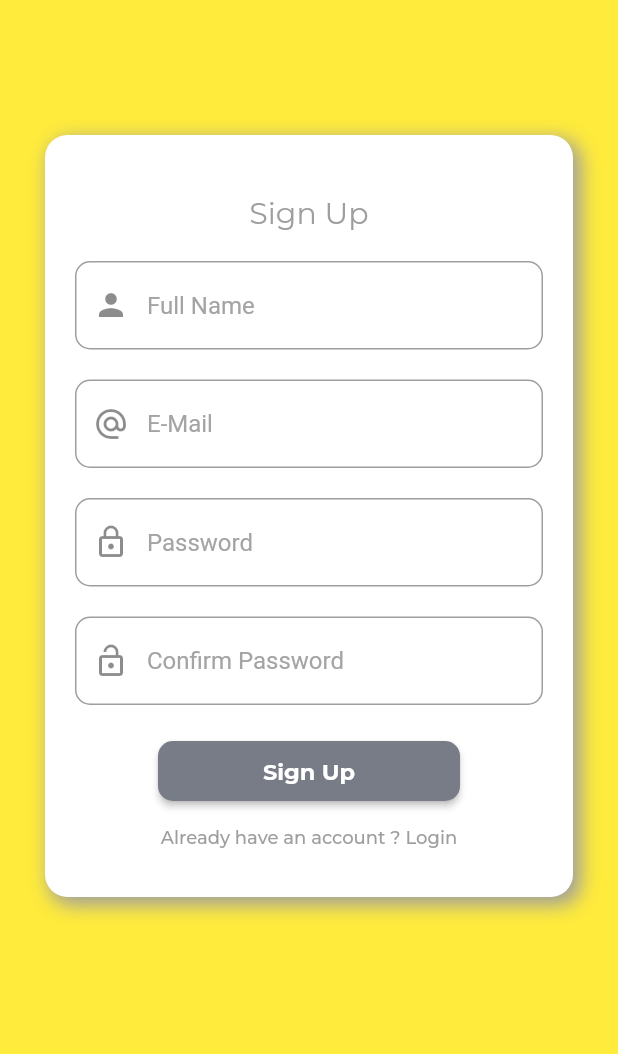
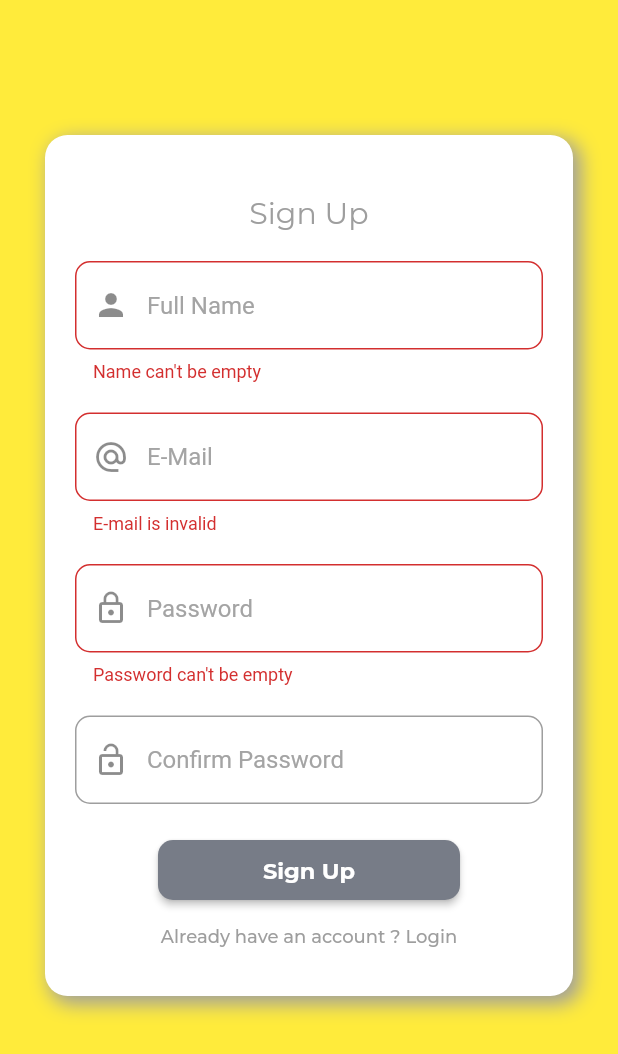
Before and after one commit to kutigbolahan/FlutterMoviesClub, a Flutter app: the screen it shows after launch, after a tap on "Don't have an account ? SIGN UP", on a phone screen of 412 x 824 dp. Shown: the top 1054 px of the screen. Run offline on Flutter 3.47's test engine with Material 2 defaults, Android fonts, the light colour scheme and no system bars; our stand-ins replace cloud_firestore, device_preview, firebase_auth, flutter_signin_button, google_fonts, google_sign_in; accounts and stored records are empty; network calls fail.

Commit message:
Changes to be committed:

```diff
--- a/lib/main.dart
+++ b/lib/main.dart
@@ -12,12 +12,15 @@ import 'package:moviesclub/utils/theme.dart';
 import 'package:provider/provider.dart';
 
 void main() {
-  runApp(DevicePreview(
-    builder: (context)=>MyApp(),
-    enabled: !kReleaseMode,
-    )
+  runApp(MyApp(),
+    //DevicePreview(
+    //builder: (context)=>MyApp(),
+    //enabled: !kReleaseMode,
+   // )
     );
 }
+
+
 
 class MyApp extends StatelessWidget {
 
--- a/lib/screens/login/localwidgets/login_form.dart
+++ b/lib/screens/login/localwidgets/login_form.dart
@@ -55,7 +55,7 @@ class _MyLoginFormState extends State<MyLoginForm> {
               (route) => false);
         } else {
           Scaffold.of(context).showSnackBar(SnackBar(
-            content: Text('Login Unsuccessfull'),
+            content: Text(_returnString),
             duration: Duration(seconds: 4),
           ));
         }
--- a/lib/screens/signup/localwidgets/signup_form.dart
+++ b/lib/screens/signup/localwidgets/signup_form.dart
@@ -1,9 +1,8 @@
 import 'package:flutter/material.dart';
+import 'package:flutter/services.dart';
 import 'package:google_fonts/google_fonts.dart';
 import 'package:moviesclub/screens/login/login.dart';
 import 'package:moviesclub/states/current_user.dart';
-
-
 
 import 'package:moviesclub/widgets/my_container.dart';
 import 'package:provider/provider.dart';
@@ -14,29 +13,71 @@ class MySignUpForm extends StatefulWidget {
 }
 
 class _MySignUpFormState extends State<MySignUpForm> {
-  final _formKe = GlobalKey<FormState>();
-  TextEditingController _fullNameController =TextEditingController();
-  TextEditingController _emailController =TextEditingController();
-  TextEditingController _passwordController =TextEditingController();
-  TextEditingController _confirmpasswordController =TextEditingController();
+//   showAlertDialog(BuildContext context){
+//   AlertDialog alert=AlertDialog(
+//     content: new Row(
+//         children: [
+//            CircularProgressIndicator(),
+//            Container(margin: EdgeInsets.only(left: 5),child:Text("Loading" )),
+//         ],),
+//   );
+//   showDialog(
+//     context:context,
+//     builder:(BuildContext context){
+//       return alert;
+//     },
+//   );
+// }
+  final _formKey = GlobalKey<FormState>();
+  TextEditingController _fullNameController = TextEditingController();
+  TextEditingController _emailController = TextEditingController();
+  TextEditingController _passwordController = TextEditingController();
+  TextEditingController _confirmpasswordController = TextEditingController();
+ String _error;
+  // bool validate() {
+  //   final form = _formKey.currentState;
+  //   form.save();
+  //   if (form.validate()) {
+  //     form.save();
+  //     return true;
+  //   } else {
+  //     return false;
+  //   }
+  // }
 
-void _signUpUser(String email, String password, BuildContext context, String fullName)async{
-    CurrentUser _currentUser = Provider.of<CurrentUser>(context, listen: false);
+  void _signUpUser(String email, String password, BuildContext context,
+      String fullName) async {
+         CurrentUser _currentUser =
+            Provider.of<CurrentUser>(context, listen: false);
+
       try {
-      String _returnString =await _currentUser.signUpUser(email, password,fullName);
-      if(_returnString =='success'){
-        Navigator.push(context, MaterialPageRoute(builder: (context)=>Login()));
-      }else{
-        Scaffold.of(context).showSnackBar(SnackBar
-                        (content:
-                        Text('registeration UnSuccessful') ,
-                        duration: Duration(seconds:4),
+
+        // showAlertDialog(context);
+        String _returnString =
+            await _currentUser.signUpUser(email, password, fullName);
+        if (_returnString == 'success') {
+          // Scaffold.of(context).showSnackBar(SnackBar
+          //               (content:
+          //               Text('Registeration successful') ,
+          //               duration: Duration(seconds:9),
+          //               ));
+          Navigator.push(
+              context, MaterialPageRoute(builder: (context) => Login()));
+         }
+        else {
+          Scaffold.of(context).showSnackBar(SnackBar(
+            content: Text(_returnString),
+            duration: Duration(seconds: 4),
           ));
         }
       } catch (e) {
         print(e);
+//  setState(() {
+//    _error = e.message;
+//  });
        return e.message;
       }
+
   }
 
   @override
@@ -55,22 +96,25 @@ void _signUpUser(String email, String password, BuildContext context, String ful
               ),
             ),
           ),
+          showAlert(),
           Form(
-            key: _formKe,
+            key: _formKey,
             child: Column(
               children: <Widget>[
+
                 TextFormField(
-                 validator: (value)=> value.isEmpty  ?'Please add a name': '',
+                 autovalidate: true,
+                  validator: NameValidator.validate,
                   controller: _fullNameController,
                   decoration: InputDecoration(
-                      prefixIcon: Icon(Icons.person),
-                      hintText: 'Full Name'),
+                      prefixIcon: Icon(Icons.person), hintText: 'Full Name'),
                 ),
                 SizedBox(
                   height: 20,
                 ),
                 TextFormField(
-                  validator: (value)=> !value.contains('@') ?'Please enter an email ':'',
+                   autovalidate: true,
+                  validator: EmailValidator.validate,
                   controller: _emailController,
                   decoration: InputDecoration(
                       prefixIcon: Icon(Icons.alternate_email),
@@ -80,12 +124,8 @@ void _signUpUser(String email, String password, BuildContext context, String ful
                   height: 20,
                 ),
                 TextFormField(
-                  validator: (value){
-                             if (value.length <6) {
-                             return 'password must me more than 6';
-                             }
-                             return 'password must me more than 6';
-                  },
+                  validator: PasswordValidator.validate,
+                   autovalidate: true,
                   controller: _passwordController,
                   obscureText: true,
                   keyboardType: TextInputType.number,
@@ -97,6 +137,7 @@ void _signUpUser(String email, String password, BuildContext context, String ful
                   height: 20,
                 ),
                 TextFormField(
+
                   controller: _confirmpasswordController,
                   obscureText: true,
                   keyboardType: TextInputType.number,
@@ -119,29 +160,53 @@ void _signUpUser(String email, String password, BuildContext context, String ful
                       ),
                     ),
                     onPressed: () {
-                      if(_passwordController.text == _confirmpasswordController.text){
-                        _signUpUser(_emailController.text,_passwordController.text, context, _fullNameController.text);
-                      }else{
-                        Scaffold.of(context).showSnackBar(SnackBar
-                        (content:
-                        Text('Passwords do not match') ,
-                        duration: Duration(seconds:2),
+                      if (_passwordController.text ==
+                          _confirmpasswordController.text) {
+                        _signUpUser(
+                            _emailController.text,
+                            _passwordController.text,
+                            context,
+                            _fullNameController.text);
+                      } else {
+                        Scaffold.of(context).showSnackBar(SnackBar(
+                          content: Text('Passwords do not match'),
+                          duration: Duration(seconds: 2),
                         ));
+
+                        // showDialog(
+                        //   context:context ,
+                        //   builder: (context){
+
+                        //     return Dialog(
+                        //       child: Column(
+                        //         mainAxisSize: MainAxisSize.min,
+                        //         children: <Widget>[
+                        //           CircularProgressIndicator(),
+                        //           Text('Registering')
+                        //         ],
+                        //       ),
+
+                        //     );
+
+                        //   }
+
+                        //   );
                       }
                     }),
                 FlatButton(
-                      onPressed: (){
-                        Navigator.of(context).push(
-                          MaterialPageRoute(builder: (context)=> Login())
-                        );
+                  onPressed: () {
+                    Navigator.of(context)
+                        .push(MaterialPageRoute(builder: (context) => Login()));
                   },
-                    child: Text("Already have an account ? Login", style: GoogleFonts.montserrat(
+                  child: Text(
+                    "Already have an account ? Login",
+                    style: GoogleFonts.montserrat(
                         color: Colors.grey,
                         fontWeight: FontWeight.w500,
-                            fontSize: 12),),
+                        fontSize: 12),
+                  ),
                   materialTapTargetSize: MaterialTapTargetSize.shrinkWrap,
                 )
-
               ],
             ),
           )
@@ -149,4 +214,43 @@ void _signUpUser(String email, String password, BuildContext context, String ful
       ),
     );
   }
+
+   Widget showAlert() {
+    if (_error != null) {
+      return Container(
+        color: Colors.red,
+        width: double.infinity,
+        padding: EdgeInsets.all(8.0),
+        child: Row(
+          children: <Widget>[
+            Padding(
+              padding: const EdgeInsets.only(right: 8.0),
+              child: Icon(Icons.error_outline),
+            ),
+            Expanded(
+              child: Text(
+                _error,
+                maxLines: 3,
+              ),
+            ),
+            Padding(
+              padding: const EdgeInsets.only(left: 8.0),
+              child: IconButton(
+                icon: Icon(Icons.close),
+                onPressed: () {
+                  setState(() {
+                    _error = null;
+                  });
+                },
+              ),
+            )
+          ],
+        ),
+      );
     }
+    return SizedBox(
+      height: 0,
+    );
+  }
+
+}
--- a/lib/states/current_user.dart
+++ b/lib/states/current_user.dart
@@ -30,6 +30,7 @@ class CurrentUser extends ChangeNotifier {
       }
     } catch (e) {
       print(e);
+
       retVal = e.message;
     }
     return retVal;
@@ -47,7 +48,7 @@ class CurrentUser extends ChangeNotifier {
       }
     }  catch (e) {
       retVal = e.message;
-      print(e);
+     print(e);
     }
     return retVal;
   }
@@ -95,3 +96,45 @@ class CurrentUser extends ChangeNotifier {
     return retVal;
   }
 }
+
+
+class NameValidator {
+  static String validate(String value) {
+    if(value.isEmpty) {
+      return "Name can't be empty";
+    }
+    if(value.length < 2) {
+      return "Name must be at least 2 characters long";
+    }
+    if(value.length > 50) {
+      return "Name must be less than 50 characters long";
+    }
+    return null;
+  }
+}
+
+class EmailValidator {
+  static String validate(String value) {
+
+                    if (!value.contains('@')) {
+                      return 'E-mail is invalid';
+                    } else if (!value.contains('.')) {
+                      return 'E-mail is invalid';
+                    }else if (value.isEmpty) {
+                      return 'E-mail cant be empty';
+                    }
+                    return null;
+                  }
+}
+
+class PasswordValidator {
+  static String validate(String value) {
+    if(value.isEmpty) {
+      return "Password can't be empty";
+    } else if (value.length < 6) {
+                      return 'password must me more than 6';
+                    }
+
+    return null;
+  }
+}
```
Lines whose indentation alone changed are shown as unchanged.
